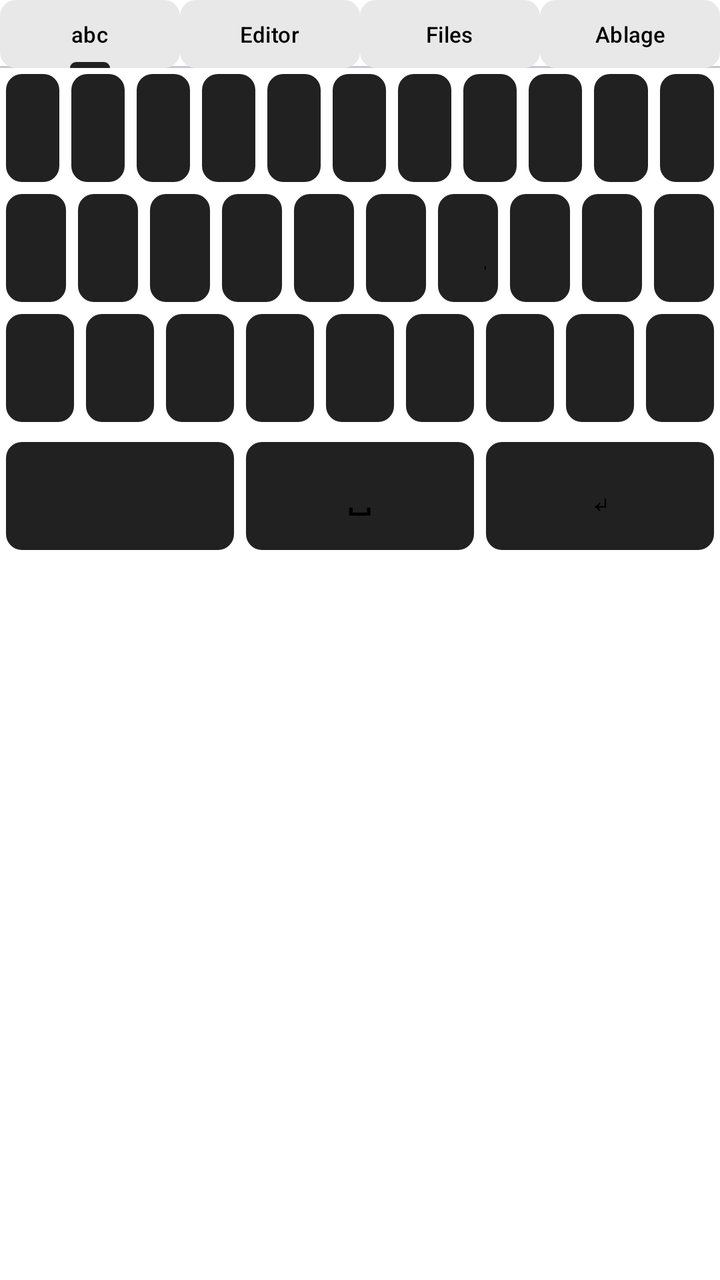
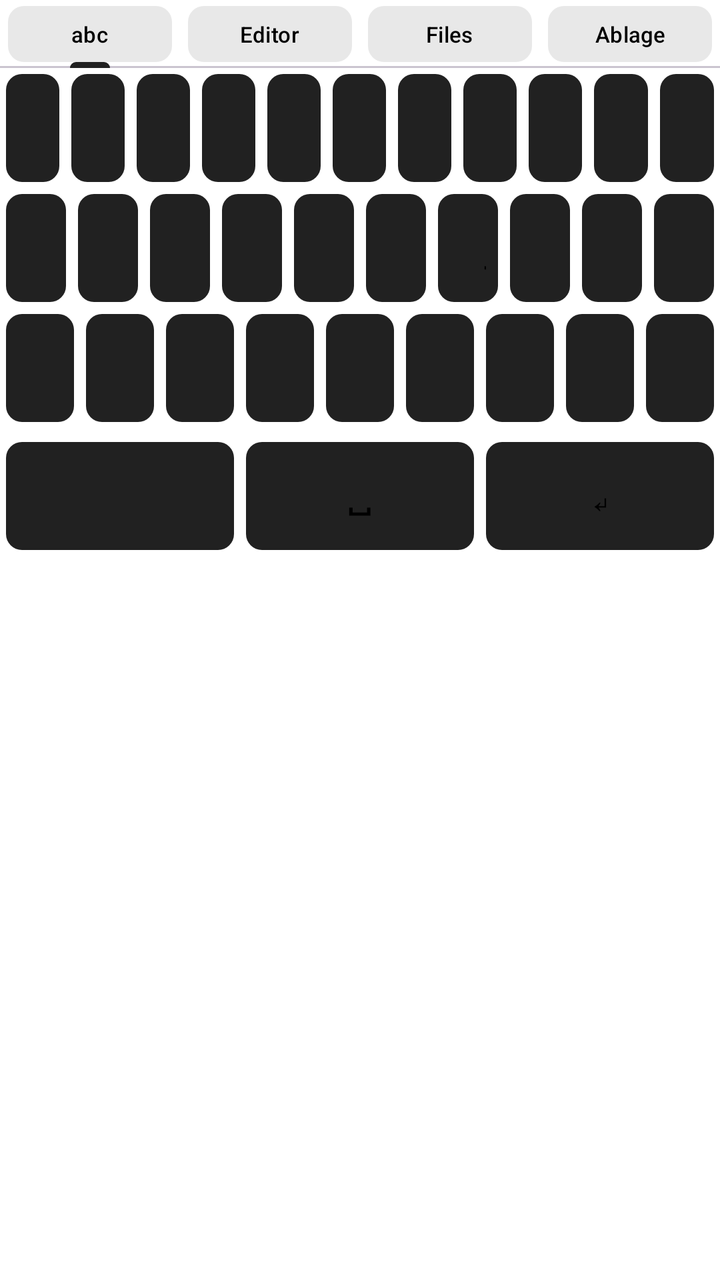

Two renders of the same Android screen: before a commit and after it. Below are the layout's source before the change and the commit's diff.
<!-- AndroidManifest.xml: application theme Theme.KeyTab -->
<!-- res/layout/keyboard_view.xml -->
<?xml version="1.0" encoding="utf-8"?>
<LinearLayout xmlns:android="http://schemas.android.com/apk/res/android"
    xmlns:app="http://schemas.android.com/apk/res-auto"
    android:layout_width="match_parent"
    android:layout_height="wrap_content"
    android:orientation="vertical"
    android:background="@color/kbd_bg"
    android:paddingBottom="4dp">

    
    <com.google.android.material.tabs.TabLayout
        android:id="@+id/ime_tabs"
        android:layout_width="match_parent"
        android:layout_height="34dp"
        app:tabMode="fixed"
        app:tabGravity="fill"
        app:tabPaddingStart="20dp"
        app:tabPaddingEnd="20dp"
        app:tabTextAppearance="@style/KeyTabSmallTabText"
        app:tabIndicatorColor="@color/primary"
        app:tabSelectedTextColor="@color/text_primary"
        app:tabTextColor="@color/tab_text"
        app:tabBackground="@drawable/key_bg">

        <com.google.android.material.tabs.TabItem
            android:layout_width="wrap_content"
            android:layout_height="wrap_content"
            android:text="@string/ime_tab_letters" />

        <com.google.android.material.tabs.TabItem
            android:layout_width="wrap_content"
            android:layout_height="wrap_content"
            android:text="@string/ime_tab_editor" />

        <com.google.android.material.tabs.TabItem
            android:layout_width="wrap_content"
            android:layout_height="wrap_content"
            android:text="@string/ime_tab_files" />

        <com.google.android.material.tabs.TabItem
            android:layout_width="wrap_content"
            android:layout_height="wrap_content"
            android:text="@string/ime_tab_clip" />
    </com.google.android.material.tabs.TabLayout>

    
    <LinearLayout
        android:id="@+id/editor_panel"
        android:layout_width="match_parent"
        android:layout_height="wrap_content"
        android:orientation="vertical"
        android:visibility="gone">

        <LinearLayout
            android:layout_width="match_parent"
            android:layout_height="wrap_content"
            android:orientation="horizontal"
            android:gravity="center_vertical"
            android:background="@color/key_bg">

            <Button
                android:id="@+id/btn_editor_load"
                style="@style/KeyDark"
                android:layout_width="wrap_content"
                android:layout_height="wrap_content"
                android:text="@string/editor_load" />

            <Button
                android:id="@+id/btn_editor_save"
                style="@style/KeyDark"
                android:layout_width="wrap_content"
                android:layout_height="wrap_content"
                android:text="@string/editor_save" />

            <TextView
                android:id="@+id/editor_file"
                android:layout_width="0dp"
                android:layout_height="wrap_content"
                android:layout_weight="1"
                android:singleLine="true"
                android:ellipsize="start"
                android:textColor="@color/text_secondary"
                android:padding="6dp" />
        </LinearLayout>

        <EditText
            android:id="@+id/editor_input"
            android:layout_width="match_parent"
            android:layout_height="130dp"
            android:gravity="top|start"
            android:inputType="textMultiLine|textNoSuggestions"
            android:background="@color/editor_bg"
            android:textColor="@color/text_primary"
            android:hint="@string/editor_hint"
            android:padding="8dp" />
    </LinearLayout>

    <FrameLayout
        android:id="@+id/kb_container"
        android:layout_width="match_parent"
        android:layout_height="wrap_content">

        
        <LinearLayout
            android:id="@+id/kb_panel"
            android:layout_width="match_parent"
            android:layout_height="wrap_content"
            android:orientation="vertical">

            <LinearLayout style="@style/KeyRow">
                <Button style="@style/KeyDark" android:tag="letter" android:text="q" />
                <Button style="@style/KeyDark" android:tag="letter" android:text="w" />
                <Button style="@style/KeyDark" android:tag="letter" android:text="e" />
                <Button style="@style/KeyDark" android:tag="letter" android:text="r" />
                <Button style="@style/KeyDark" android:tag="letter" android:text="t" />
                <Button style="@style/KeyDark" android:tag="letter" android:text="z" />
                <Button style="@style/KeyDark" android:tag="letter" android:text="u" />
                <Button style="@style/KeyDark" android:tag="letter" android:text="i" />
                <Button style="@style/KeyDark" android:tag="letter" android:text="o" />
                <Button style="@style/KeyDark" android:tag="letter" android:text="p" />
                <Button style="@style/KeyDark" android:id="@+id/key_tab" android:text="@string/key_tab_label" />
            </LinearLayout>

            <LinearLayout style="@style/KeyRow">
                <Button style="@style/KeyDark" android:tag="letter" android:text="a" />
                <Button style="@style/KeyDark" android:tag="letter" android:text="s" />
                <Button style="@style/KeyDark" android:tag="letter" android:text="d" />
                <Button style="@style/KeyDark" android:tag="letter" android:text="f" />
                <Button style="@style/KeyDark" android:tag="letter" android:text="g" />
                <Button style="@style/KeyDark" android:tag="letter" android:text="h" />
                <Button style="@style/KeyDark" android:tag="letter" android:text="j" />
                <Button style="@style/KeyDark" android:tag="letter" android:text="k" />
                <Button style="@style/KeyDark" android:tag="letter" android:text="l" />
                <Button style="@style/KeyDark" android:id="@+id/key_oe" android:text="ö" />
            </LinearLayout>

            <LinearLayout style="@style/KeyRow">
                <Button style="@style/KeyDark" android:id="@+id/key_shift" android:text="@string/key_shift_label" />
                <Button style="@style/KeyDark" android:tag="letter" android:text="y" />
                <Button style="@style/KeyDark" android:tag="letter" android:text="x" />
                <Button style="@style/KeyDark" android:tag="letter" android:text="c" />
                <Button style="@style/KeyDark" android:tag="letter" android:text="v" />
                <Button style="@style/KeyDark" android:tag="letter" android:text="b" />
                <Button style="@style/KeyDark" android:tag="letter" android:text="n" />
                <Button style="@style/KeyDark" android:tag="letter" android:text="m" />
                <Button style="@style/KeyDark" android:id="@+id/key_del" android:text="@string/key_del_label" />
            </LinearLayout>
        </LinearLayout>

        
        <LinearLayout
            android:id="@+id/sym_panel"
            android:layout_width="match_parent"
            android:layout_height="wrap_content"
            android:orientation="vertical"
            android:visibility="gone">

            <LinearLayout style="@style/KeyRow">
                <Button style="@style/KeyDark" android:tag="sym" android:text="1" />
                <Button style="@style/KeyDark" android:tag="sym" android:text="2" />
                <Button style="@style/KeyDark" android:tag="sym" android:text="3" />
                <Button style="@style/KeyDark" android:tag="sym" android:text="4" />
                <Button style="@style/KeyDark" android:tag="sym" android:text="5" />
                <Button style="@style/KeyDark" android:tag="sym" android:text="6" />
                <Button style="@style/KeyDark" android:tag="sym" android:text="7" />
                <Button style="@style/KeyDark" android:tag="sym" android:text="8" />
                <Button style="@style/KeyDark" android:tag="sym" android:text="9" />
                <Button style="@style/KeyDark" android:tag="sym" android:text="0" />
            </LinearLayout>

            <LinearLayout style="@style/KeyRow">
                <Button style="@style/KeyDark" android:tag="sym" android:text="-" />
                <Button style="@style/KeyDark" android:tag="sym" android:text="/" />
                <Button style="@style/KeyDark" android:tag="sym" android:text=":" />
                <Button style="@style/KeyDark" android:tag="sym" android:text=";" />
                <Button style="@style/KeyDark" android:tag="sym" android:text="(" />
                <Button style="@style/KeyDark" android:tag="sym" android:text=")" />
                <Button style="@style/KeyDark" android:tag="sym" android:text="$" />
                <Button style="@style/KeyDark" android:tag="sym" android:text="@" />
                <Button style="@style/KeyDark" android:tag="sym" android:text="&amp;" />
                <Button style="@style/KeyDark" android:tag="sym" android:text="%" />
            </LinearLayout>

            <LinearLayout style="@style/KeyRow">
                <Button style="@style/KeyDark" android:tag="sym" android:text="." />
                <Button style="@style/KeyDark" android:tag="sym" android:text="," />
                <Button style="@style/KeyDark" android:tag="sym" android:text="?" />
                <Button style="@style/KeyDark" android:tag="sym" android:text="!" />
                <Button style="@style/KeyDark" android:tag="sym" android:text="=" />
                <Button style="@style/KeyDark" android:tag="sym" android:text="+" />
                <Button style="@style/KeyDark" android:tag="sym" android:text="*" />
                <Button style="@style/KeyDark" android:tag="sym" android:text="_" />
                <Button style="@style/KeyDark" android:tag="sym" android:text="&quot;" />
                <Button style="@style/KeyDark" android:tag="sym" android:text="'" />
            </LinearLayout>

            <LinearLayout style="@style/KeyRow">
                <Button style="@style/KeyDark" android:tag="sym" android:text="[" />
                <Button style="@style/KeyDark" android:tag="sym" android:text="]" />
                <Button style="@style/KeyDark" android:tag="sym" android:text="{" />
                <Button style="@style/KeyDark" android:tag="sym" android:text="}" />
                <Button style="@style/KeyDark" android:tag="sym" android:text="# " />
                <Button style="@style/KeyDark" android:tag="sym" android:text="&lt;" />
                <Button style="@style/KeyDark" android:tag="sym" android:text="&gt;" />
                <Button style="@style/KeyDark" android:tag="sym" android:text="|" />
                <Button style="@style/KeyDark" android:tag="sym" android:text="\\" />
                <Button style="@style/KeyDark" android:tag="sym" android:text="~" />
            </LinearLayout>
        </LinearLayout>

        
        <LinearLayout
            android:id="@+id/file_panel"
            android:layout_width="match_parent"
            android:layout_height="wrap_content"
            android:orientation="vertical"
            android:visibility="gone">

            
            <LinearLayout
                android:layout_width="match_parent"
                android:layout_height="wrap_content"
                android:orientation="horizontal"
                android:gravity="center_vertical"
                android:background="@color/key_bg">

                <Button
                    android:id="@+id/btn_back_dir"
                    style="@style/KeyDark"
                    android:layout_width="wrap_content"
                    android:layout_height="wrap_content"
                    android:text="@string/btn_back_label"
                    android:visibility="gone" />

                <Button
                    android:id="@+id/btn_up_dir"
                    style="@style/KeyDark"
                    android:layout_width="wrap_content"
                    android:layout_height="wrap_content"
                    android:text="@string/btn_up_label"
                    android:visibility="gone" />

                <TextView
                    android:id="@+id/file_dir"
                    android:layout_width="0dp"
                    android:layout_height="wrap_content"
                    android:layout_weight="1"
                    android:singleLine="true"
                    android:ellipsize="start"
                    android:textColor="@color/text_primary"
                    android:padding="6dp" />
            </LinearLayout>

            <ListView
                android:id="@+id/file_list"
                android:layout_width="match_parent"
                android:layout_height="250dp"
                android:background="@color/list_bg" />

            <TextView
                android:id="@+id/file_hint"
                android:layout_width="match_parent"
                android:layout_height="wrap_content"
                android:padding="6dp"
                android:textSize="13sp"
                android:textColor="@color/text_secondary" />
        </LinearLayout>
    </FrameLayout>

    
    <LinearLayout
        android:id="@+id/clip_panel"
        android:layout_width="match_parent"
        android:layout_height="wrap_content"
        android:orientation="vertical"
        android:visibility="gone">

        <LinearLayout
            android:layout_width="match_parent"
            android:layout_height="wrap_content"
            android:orientation="horizontal"
            android:gravity="center_vertical"
            android:background="@color/key_bg">

            <Button
                android:id="@+id/btn_clip_add"
                style="@style/KeyDark"
                android:layout_width="wrap_content"
                android:layout_height="wrap_content"
                android:text="@string/clip_add" />

            <Button
                android:id="@+id/btn_clip_clear"
                style="@style/KeyDark"
                android:layout_width="wrap_content"
                android:layout_height="wrap_content"
                android:text="@string/clip_clear" />

            <TextView
                android:id="@+id/clip_hint"
                android:layout_width="0dp"
                android:layout_height="wrap_content"
                android:layout_weight="1"
                android:singleLine="true"
                android:ellipsize="end"
                android:textColor="@color/text_secondary"
                android:padding="6dp" />
        </LinearLayout>

        <ListView
            android:id="@+id/clip_list"
            android:layout_width="match_parent"
            android:layout_height="300dp"
            android:background="@color/list_bg" />
    </LinearLayout>

    
    <LinearLayout
        android:id="@+id/bottom_row"
        style="@style/KeyRow"
        android:layout_marginTop="4dp">
        <Button style="@style/KeyDark" android:id="@+id/key_toggle" android:text="" />
        <Button style="@style/KeyDark" android:id="@+id/key_space" android:text="@string/key_space_label" />
        <Button style="@style/KeyDark" android:id="@+id/key_enter" android:text="@string/key_enter_label" />
    </LinearLayout>
</LinearLayout>
<!-- resources referenced by this layout -->
<resources>
  <color name="editor_bg">#D6D6D6</color>
  <color name="kbd_bg">#FFFFFF</color>
  <color name="key_bg">#E8E8E8</color>
  <color name="list_bg">#F2F2F2</color>
  <color name="primary">#212121</color>
  <color name="tab_text">#000000</color>
  <color name="text_primary">#000000</color>
  <color name="text_secondary">#424242</color>
  <!-- drawable key_bg (drawable) -->
  <?xml version="1.0" encoding="utf-8"?>
  <shape xmlns:android="http://schemas.android.com/apk/res/android">
      <solid android:color="@color/key_bg" />
      <corners android:radius="8dp" />
  </shape>
  <string name="btn_back_label">‹</string>
  <string name="btn_up_label">▲</string>
  <string name="clip_add">＋ Hinzufügen</string>
  <string name="clip_clear">🗑</string>
  <string name="editor_hint">Text hier eingeben …</string>
  <string name="editor_load">📂 Laden</string>
  <string name="editor_save">💾 Speichern</string>
  <string name="ime_tab_clip">Ablage</string>
  <string name="ime_tab_editor">Editor</string>
  <string name="ime_tab_files">Files</string>
  <string name="ime_tab_letters">abc</string>
  <string name="key_del_label">⌫</string>
  <string name="key_enter_label">↵</string>
  <string name="key_shift_label">⇧</string>
  <string name="key_space_label">␣</string>
  <string name="key_tab_label">⇥</string>
  <style name="KeyDark" parent="android:Widget.Material.Button">
          <item name="android:layout_width">0dp</item>
          <item name="android:layout_height">54dp</item>
          <item name="android:layout_weight">1</item>
          <item name="android:layout_margin">3dp</item>
          <item name="android:background">@drawable/key_bg</item>
          <item name="android:textColor">@color/key_text</item>
          <item name="android:textAllCaps">false</item>
          <item name="android:textSize">18sp</item>
          <item name="android:stateListAnimator">@null</item>
          <item name="android:insetTop">0dp</item>
          <item name="android:insetBottom">0dp</item>
      </style>
  <style name="KeyRow">
          <item name="android:layout_width">match_parent</item>
          <item name="android:layout_height">wrap_content</item>
          <item name="android:orientation">horizontal</item>
      </style>
  <style name="KeyTabSmallTabText" parent="TextAppearance.Design.Tab">
          <item name="android:textSize">11sp</item>
          <item name="textAllCaps">false</item>
      </style>
  <style name="Theme.KeyTab" parent="Theme.Material3.DayNight.NoActionBar">
          <item name="colorPrimary">@color/primary</item>
          <item name="colorOnPrimary">@color/on_primary</item>
          <item name="colorSurface">@color/surface</item>
          <item name="colorOnSurface">@color/text_primary</item>
          <item name="android:windowBackground">@color/background</item>
          <item name="android:statusBarColor">@color/background</item>
          <item name="android:textColorPrimary">@color/text_primary</item>
      </style>
  <color name="key_text">#000000</color>
  <color name="on_primary">#FFFFFF</color>
  <color name="surface">#FFFFFF</color>
  <color name="background">#FFFFFF</color>
</resources>

<!-- the commit's change to res/layout/keyboard_view.xml (unified diff, before → after) -->
@@ -20,7 +20,7 @@
         app:tabIndicatorColor="@color/primary"
         app:tabSelectedTextColor="@color/text_primary"
         app:tabTextColor="@color/tab_text"
-        app:tabBackground="@drawable/key_bg">
+        app:tabBackground="@drawable/tab_bg_inset">
 
         <com.google.android.material.tabs.TabItem
             android:layout_width="wrap_content"
<!-- resource entries referenced after the edit -->
@@ -8,6 +8,14 @@
   <color name="tab_text">#000000</color>
   <color name="text_primary">#000000</color>
   <color name="text_secondary">#424242</color>
+  <!-- drawable tab_bg_inset (drawable) -->
+  <?xml version="1.0" encoding="utf-8"?>
+  <inset xmlns:android="http://schemas.android.com/apk/res/android"
+      android:drawable="@drawable/key_bg"
+      android:insetLeft="4dp"
+      android:insetRight="4dp"
+      android:insetTop="3dp"
+      android:insetBottom="3dp" />
   <!-- drawable key_bg (drawable) -->
   <?xml version="1.0" encoding="utf-8"?>
   <shape xmlns:android="http://schemas.android.com/apk/res/android">
